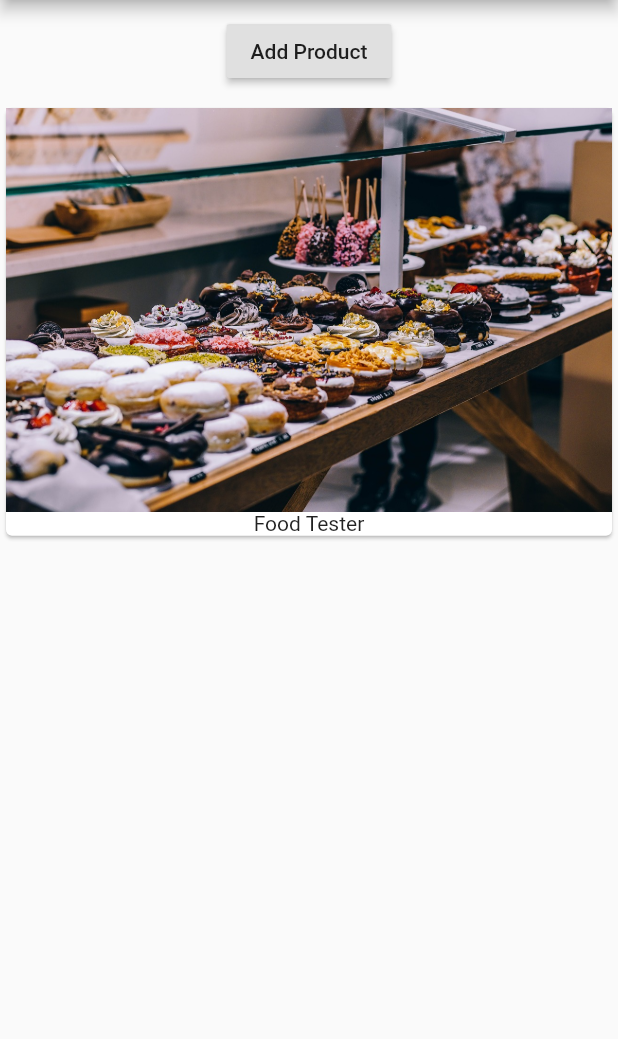
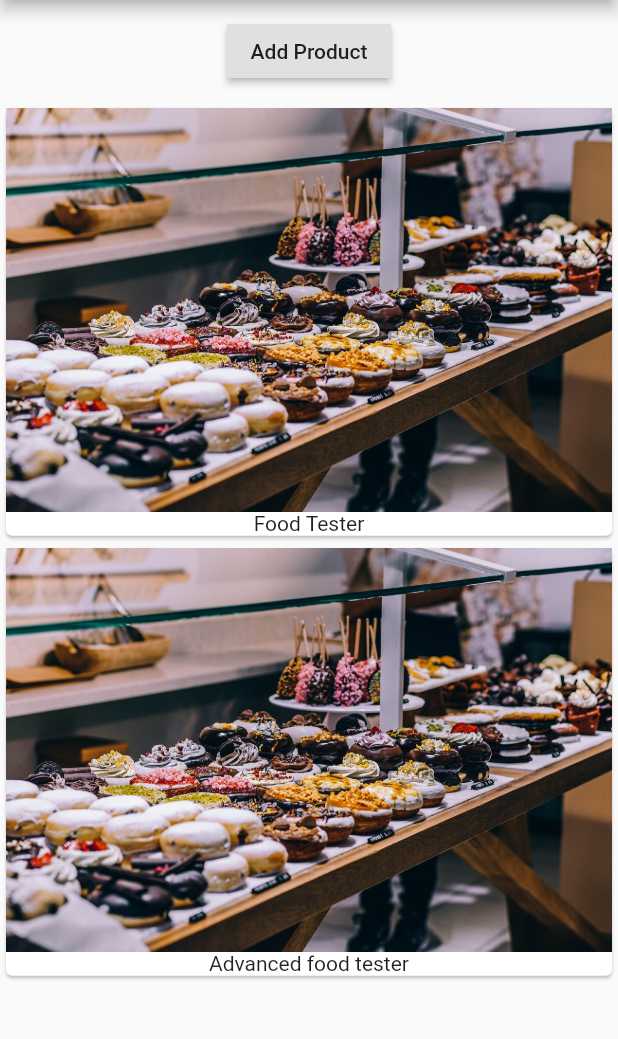
Before and after one commit to naveenvignesh5/flutter-demo, a Flutter app: the screen it shows after launch, after a tap on "Add Product", on a phone screen of 412 x 824 dp, the part 84-1123 px from its top. Run offline on Flutter 3.47's test engine with Material 2 defaults, Android fonts, the phone set to English and light mode, and no system bars.

Commit message:
Refractors code. Creates modules

```diff
--- a/lib/main.dart
+++ b/lib/main.dart
@@ -1,17 +1,10 @@
 import 'package:flutter/material.dart';
+
+import './product_manager.dart';
 
 void main() => runApp(MyApp());
 
-class MyApp extends StatefulWidget {
-  @override
-  State<StatefulWidget> createState() {
-    // TODO: implement createState
-    return _MyAppState();
-  }
-}
-
-class _MyAppState extends State<MyApp> {
-  List<String> _products = ['Food Tester'];
+class MyApp extends StatelessWidget {
   @override
   Widget build(BuildContext context) {
     return MaterialApp(
@@ -19,31 +12,8 @@ class _MyAppState extends State<MyApp> {
           appBar: AppBar(
             title: Text('Easy List'),
           ),
-          body: Column(
-            children: [
-              Container(
-                margin: EdgeInsets.all(10.0),
-                child: RaisedButton(
-                  onPressed: () {},
-                  child: Text('Add Product'),
-                ),
-              ),
-              Column(
-                children: _products
-                    .map(
-                      (element) => Card(
-                            child: Column(
-                              children: <Widget>[
-                                Image.asset('assets/food.jpg'),
-                                Text(element),
-                              ],
-                            ),
-                          ),
-                    )
-                    .toList(),
-              )
-            ],
-          )),
+          body: ProductManager(),
+      )
     );
   }
 }
--- /dev/null
+++ b/lib/product_manager.dart
@@ -0,0 +1,28 @@
+import 'package:flutter/material.dart';
+
+import './products.dart';
+
+class ProductManager extends StatefulWidget {
+  _ProductManagerState createState() => _ProductManagerState();
+}
+
+class _ProductManagerState extends State<ProductManager> {
+  List<String> _products = ['Food Tester'];
+  @override
+  Widget build(BuildContext context) {
+    return Column(children: <Widget>[
+      Container(
+        margin: EdgeInsets.all(10.0),
+        child: RaisedButton(
+          onPressed: () {
+            setState(() {
+              _products.add('Advanced food tester');
+            });
+          },
+          child: Text('Add Product'),
+        ),
+      ),
+      Products(_products),
+    ]);
+  }
+}
--- /dev/null
+++ b/lib/products.dart
@@ -0,0 +1,25 @@
+import 'package:flutter/material.dart';
+
+class Products extends StatelessWidget {
+  final List<String> products;
+
+  Products(this.products);
+
+  @override
+  Widget build(BuildContext context) {
+    return Column(
+      children: products
+        .map(
+          (element) => Card(
+                child: Column(
+                  children: <Widget>[
+                    Image.asset('assets/food.jpg'),
+                    Text(element),
+                  ],
+                ),
+              ),
+        )
+        .toList(),
+    );
+  }
+}
```
